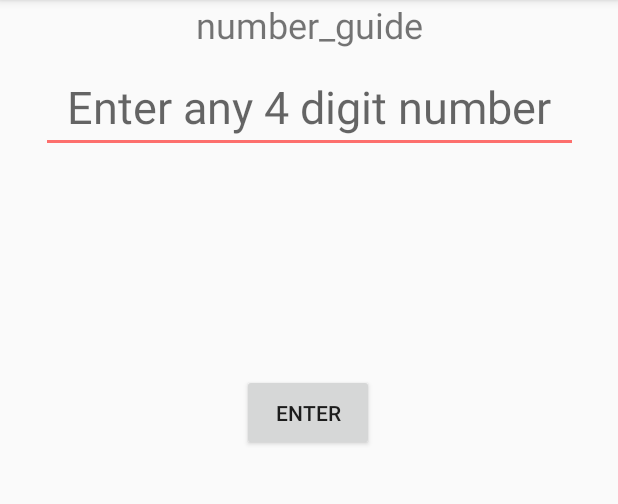
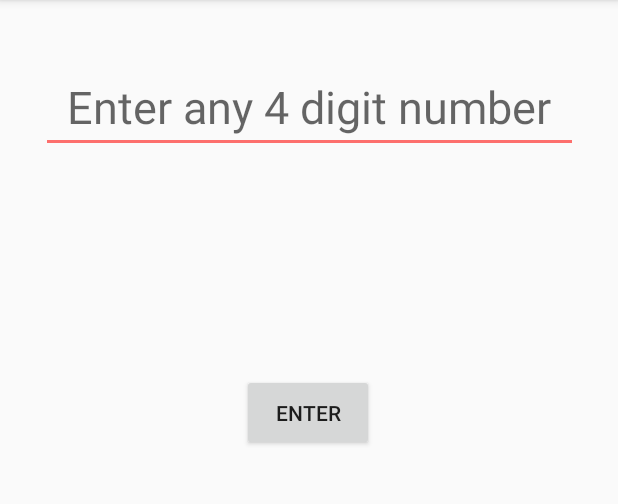
Before and after one commit to sherleywang/MiniGame, an Android app: the screen it shows after launch (MainActivity), on a phone screen of 412 x 824 dp, the part 84-588 px from its top. Run offline under Robolectric (Android 15) with nearby library versions, the phone set to English and light mode, and no system bars.

Commit message:
Edited digit display and fixed number guide

```diff
--- a/app/src/main/res/layout/content_main.xml
+++ b/app/src/main/res/layout/content_main.xml
@@ -12,7 +12,6 @@
         android:id="@+id/number_guide"
         android:layout_width="0dp"
         android:layout_height="wrap_content"
-        android:text="number_guide"
         android:textAlignment="center"
         android:textSize="24sp"
         app:layout_constraintEnd_toEndOf="parent"
@@ -44,29 +43,59 @@
         app:layout_constraintStart_toStartOf="parent"
         app:layout_constraintTop_toBottomOf="@+id/number_input">
 
+        <Space
+            android:layout_width="wrap_content"
+            android:layout_height="wrap_content"
+            android:layout_weight="1" />
+
         <TextView
             android:id="@+id/digit_field_one"
             android:layout_width="80dp"
             android:layout_height="80dp"
-            android:background="#00F30202"
-            android:backgroundTint="#00BD1717"
-            android:backgroundTintMode="add"
-            android:outlineProvider="background" />
+            android:outlineProvider="background"
+            android:textAlignment="center"
+            android:textSize="60sp" />
+
+        <Space
+            android:layout_width="wrap_content"
+            android:layout_height="wrap_content"
+            android:layout_weight="1" />
 
         <TextView
             android:id="@+id/digit_field_two"
             android:layout_width="80dp"
-            android:layout_height="80dp" />
+            android:layout_height="80dp"
+            android:textAlignment="center"
+            android:textSize="60sp" />
+
+        <Space
+            android:layout_width="wrap_content"
+            android:layout_height="wrap_content"
+            android:layout_weight="1" />
 
         <TextView
             android:id="@+id/digit_field_three"
             android:layout_width="80dp"
-            android:layout_height="80dp" />
+            android:layout_height="80dp"
+            android:textAlignment="center"
+            android:textSize="60sp" />
+
+        <Space
+            android:layout_width="wrap_content"
+            android:layout_height="wrap_content"
+            android:layout_weight="1" />
 
         <TextView
             android:id="@+id/digit_field_four"
             android:layout_width="80dp"
-            android:layout_height="80dp" />
+            android:layout_height="80dp"
+            android:textAlignment="center"
+            android:textSize="60sp" />
+
+        <Space
+            android:layout_width="wrap_content"
+            android:layout_height="wrap_content"
+            android:layout_weight="1" />
 
     </LinearLayout>
 
```
